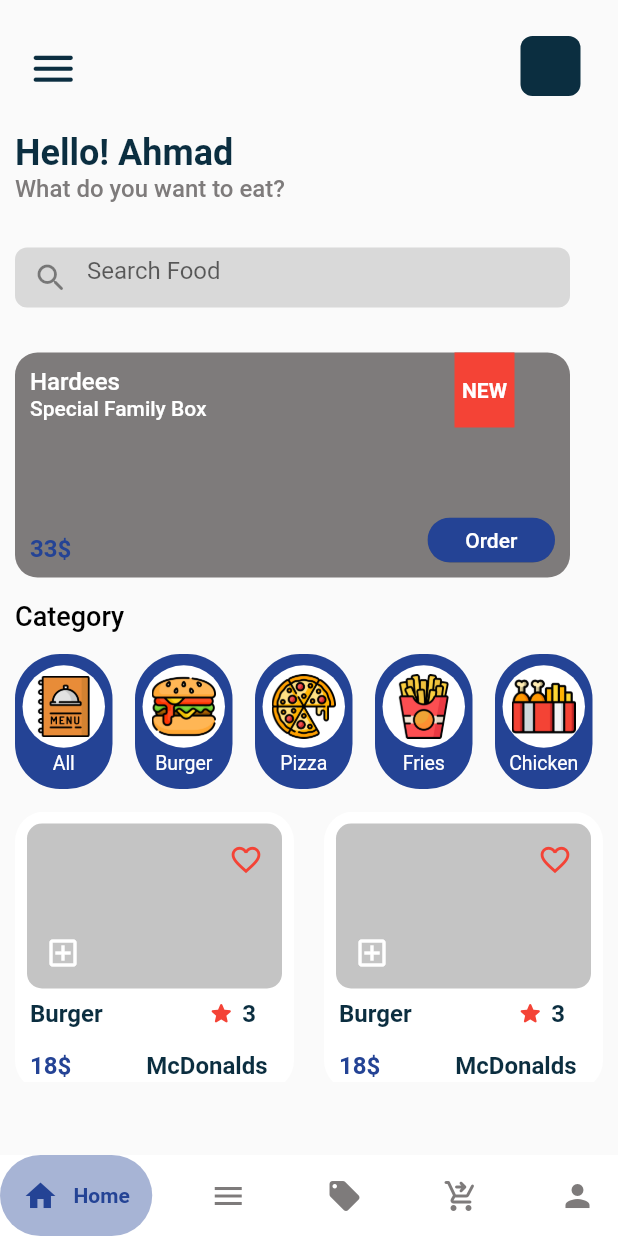
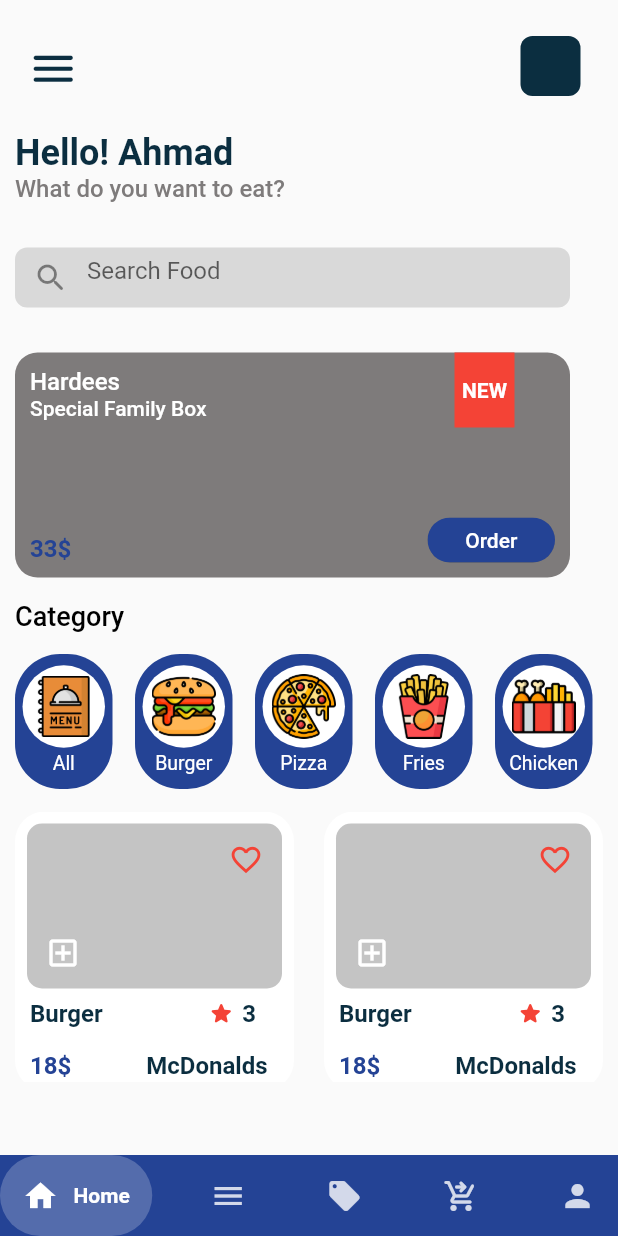
Before and after one commit to ahmadshakir21/Eagle_Food_Ordering_App, a Flutter app: the screen it shows after launch, on a phone screen of 412 x 824 dp. Run offline on Flutter 3.47's test engine with Material 2 defaults, Android fonts, the light colour scheme and no system bars; drawn by our look-alikes of google_nav_bar; our stand-ins replace font_awesome_flutter, lottie, smooth_page_indicator.

Commit message:
Bottom Navigation Bar

```diff
--- a/lib/screens/home_screen.dart
+++ b/lib/screens/home_screen.dart
@@ -466,10 +466,10 @@ class HomeScreen extends StatelessWidget {
         ],
       ),
       bottomNavigationBar: GNav(
-          activeColor: const Color(0xFF244395),
-          color: const Color(0xFF7E7B7B),
-          tabBackgroundColor: const Color(0xFF244395).withOpacity(0.4),
-          backgroundColor: Colors.white,
+          activeColor: Colors.white,
+          color: Colors.white.withOpacity(0.8),
+          tabBackgroundColor: Colors.white.withOpacity(0.22),
+          backgroundColor: const Color(0xFF244395),
           gap: 10,
           padding: const EdgeInsets.all(15),
           tabs: const [
```
